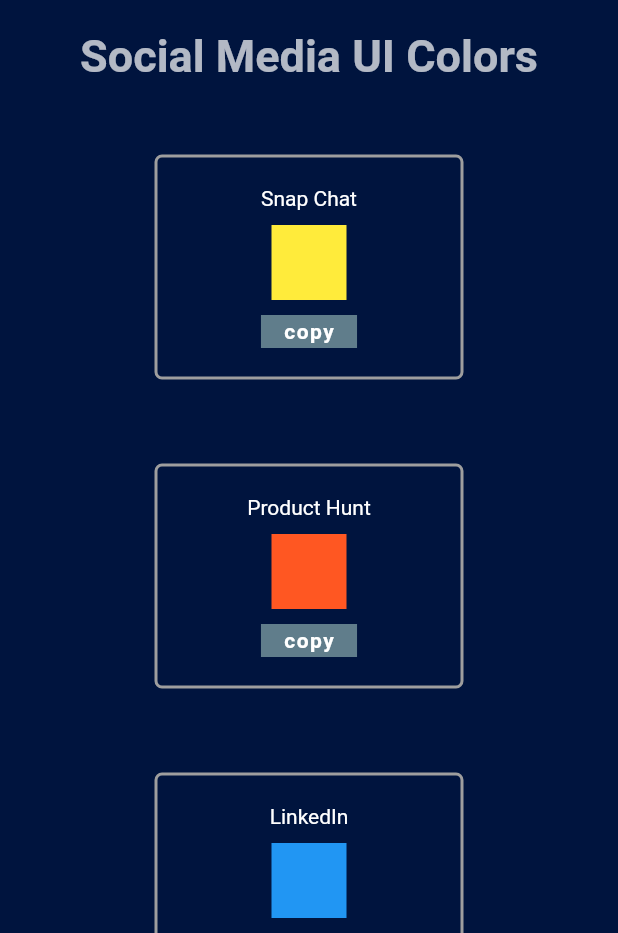
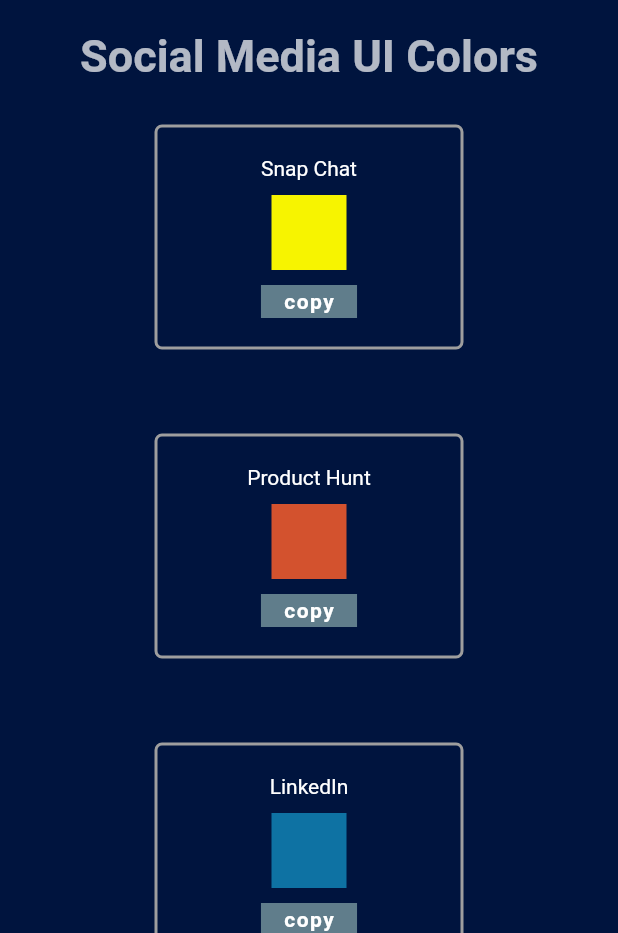
Before and after one commit to Amira-Ezz-149/ui_challenge_2, a Flutter app: the screen it shows after launch, on a phone screen of 412 x 824 dp, the part 303-1236 px from its top. Run offline on Flutter 3.47's test engine with Material 2 defaults, Android fonts, the phone set to English and light mode, and no system bars.

Commit message:
update responsive UI

```diff
--- a/lib/constants.dart
+++ b/lib/constants.dart
@@ -3,3 +3,4 @@ import 'package:flutter/material.dart';
 const kCATReloadedStyle = TextStyle(fontSize: 50, color: Colors.white, fontWeight: FontWeight.bold);
 const kUIChallengeStyle = TextStyle(fontSize: 20, color: Colors.grey, fontWeight: FontWeight.w300);
 const kSocialMediaUIStyle = TextStyle(fontSize: 30, color: Colors.white70, fontWeight: FontWeight.w600);
+const kCopyTextStyle =  TextStyle(color: Colors.white, fontWeight: FontWeight.w700, letterSpacing: 1);
--- a/lib/main.dart
+++ b/lib/main.dart
@@ -18,8 +18,8 @@ class MyApp extends StatelessWidget {
       ),
       home: LayoutBuilder(
         builder: (context, constraints) {
-          print(constraints.minWidth.toInt());
-          if (constraints.minWidth.toInt() <= 800) return MobileScreen();
+         // print(constraints.minWidth.toInt());
+          if (constraints.minWidth.toInt() <= 814) return MobileScreen();
 
           return DesktopScreen();
         },
--- a/lib/mobile_screen.dart
+++ b/lib/mobile_screen.dart
@@ -13,36 +13,33 @@ class MobileScreen extends StatelessWidget {
           width: double.infinity,
           child: ListView(
             children: [
-              Padding(
-                padding: const EdgeInsets.only(
-                  bottom: 20.0,
-                ),
-                child: Align(
-                    alignment: Alignment.center,
-                    child: Text(
+              // new update instead of 3 paddings
+              Center(
+                child: Column(
+                  children: [
+                    Text(
                       'CAT Reloaded',
                       style: kCATReloadedStyle,
-                    )),
-              ),
-              Padding(
-                padding: const EdgeInsets.only(bottom: 20.0),
-                child: Align(
-                    alignment: Alignment.center,
-                    child: Text('UI Challenge 2 for Flutter Circle',
-                        style: kUIChallengeStyle)),
-              ),
-              Padding(
-                padding: const EdgeInsets.only(bottom: 20.0),
-                child: Align(
-                    alignment: Alignment.center,
-                    child: Text(
+                    ),
+                    SizedBox(
+                      height: 20,
+                    ),
+                    Text('UI Challenge 2 for Flutter Circle',
+                        style: kUIChallengeStyle),
+                    SizedBox(
+                      height: 20,
+                    ),
+                    Text(
                       'Social Media UI Colors',
                       style: kSocialMediaUIStyle,
-                    )),
+                    ),
+                    SizedBox(
+                      height: 20,
+                    ),
+                  ],
+                ),
               ),
-              SizedBox(
-                height: 20,
-              ),
+
               Container(
                   width: double.infinity,
                   child: Wrap(
@@ -52,56 +49,51 @@ class MobileScreen extends StatelessWidget {
                     children: [
                       UnitOfColor(
                         socialMediaLabel: 'Snap Chat',
-                        colorUnit: Colors.yellow,
-                        // mobileWidth: double.infinity
+                        colorUnit: Color(0xffF7F400),
                       ),
                       UnitOfColor(
                         socialMediaLabel: 'Product Hunt',
-                        colorUnit: Colors.deepOrange,
-                        // mobileWidth: double.infinity
+                        colorUnit: Color(0xffD3522E),
                       ),
                       UnitOfColor(
                         socialMediaLabel: 'LinkedIn',
-                        colorUnit: Colors.blue,
+                        colorUnit: Color(0xff0E72A3),
                       ),
                       UnitOfColor(
                         socialMediaLabel: 'Quora',
-                        colorUnit: Colors.redAccent,
+                        colorUnit: Color(0xffA32200),
                       ),
                       UnitOfColor(
                         socialMediaLabel: 'Twitter',
-                        colorUnit: Colors.cyan,
+                        colorUnit: Color(0xff00A9F5),
                       ),
                       UnitOfColor(
                         socialMediaLabel: 'Reddit',
-                        colorUnit: Colors.orange,
+                        colorUnit: Color(0xffF74300),
                       ),
                       UnitOfColor(
                         socialMediaLabel: 'FaceBook',
-                        colorUnit: Colors.blueAccent,
+                        colorUnit: Color(0xff3A5794),
                       ),
                       UnitOfColor(
                         socialMediaLabel: 'Yahoo!',
-                        colorUnit: Colors.deepPurple,
+                        colorUnit: Color(0xff3F008E),
                       ),
                       UnitOfColor(
                         socialMediaLabel: 'YouTube',
-                        colorUnit: Colors.red,
-                        // mobileWidth: double.infinity
+                        colorUnit: Color(0xffF70000),
                       ),
                       UnitOfColor(
                         socialMediaLabel: 'WhatsApp',
-                        colorUnit: Colors.green,
-                        // mobileWidth: double.infinity
+                        colorUnit: Color(0xff3AD750),
                       ),
                       UnitOfColor(
                         socialMediaLabel: 'Behance',
-                        colorUnit: Colors.black,
-                        // mobileWidth: double.infinity
+                        colorUnit: Color(0xff000000),
                       ),
                       UnitOfColor(
                         socialMediaLabel: 'Medium',
-                        colorUnit: Colors.greenAccent,
+                        colorUnit: Color(0xff70CCD5),
                       ),
                     ],
                   )),
--- a/lib/unit_of_color.dart
+++ b/lib/unit_of_color.dart
@@ -1,6 +1,8 @@
 //me
 
 import 'package:flutter/material.dart';
+import 'constants.dart';
+
 
 class UnitOfColor extends StatefulWidget {
   UnitOfColor({
@@ -36,7 +38,7 @@ class _UnitOfColorState extends State<UnitOfColor> {
       child: Container(
         width: containerWidth,
         height: 150,
-        padding: EdgeInsets.symmetric(vertical: 10.0),
+        padding: EdgeInsets.symmetric(vertical: 10.0, ),
         decoration: BoxDecoration(
           borderRadius: BorderRadius.circular(5),
           border: Border.all(color: Colors.grey, width: 2),
@@ -58,19 +60,12 @@ class _UnitOfColorState extends State<UnitOfColor> {
                 height: 10,
               ),
               Container(
+                //margin: EdgeInsets.symmetric(horizontal: 5.0),
+                padding: EdgeInsets.symmetric(horizontal: 15.0, vertical: 3.0),
                 color: Colors.blueGrey,
-                child: Padding(
-                  padding: const EdgeInsets.symmetric(
-                      horizontal: 15.0, vertical: 3.0),
-                  child: Expanded(
-                    child: Text(
-                      'copy',
-                      style: TextStyle(
-                          color: Colors.white,
-                          fontWeight: FontWeight.w700,
-                          letterSpacing: 1),
-                    ),
-                  ),
+                child: Text(
+                  'copy',
+                  style:kCopyTextStyle,
                 ),
               ),
             ],
```
Also changed, not shown: lib/desktop_screen.dart (+30 -28 lines).
